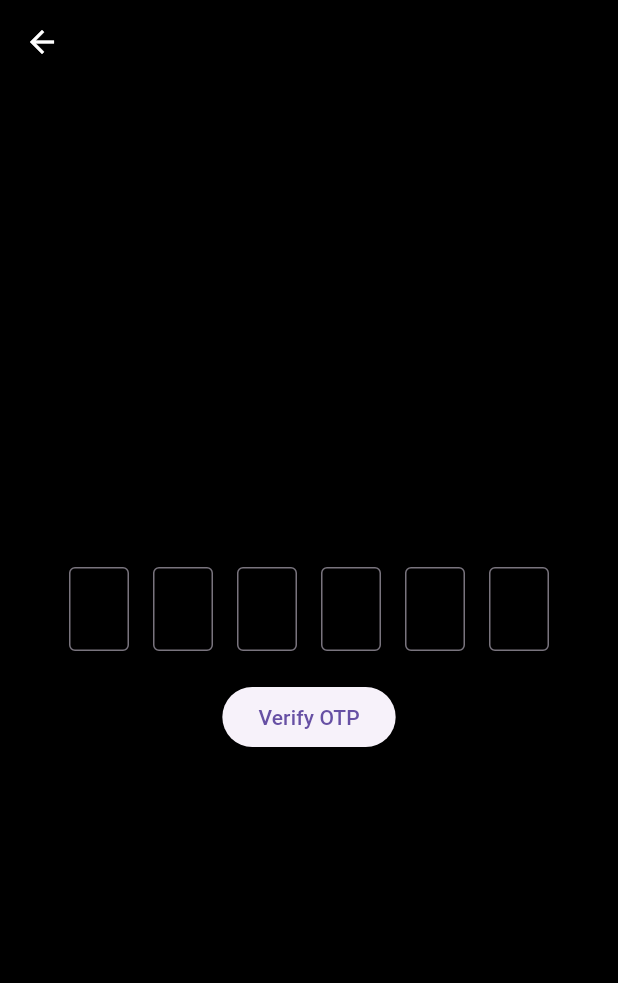
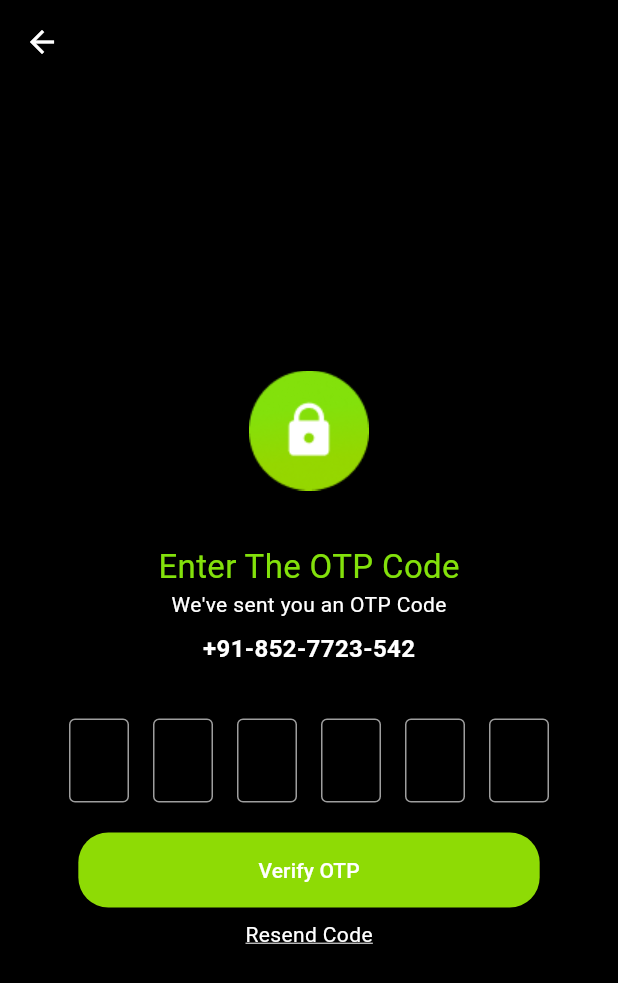
Before and after one commit to yashkhandelwal10/laagat, a Flutter app: the screen it shows after launch, after a tap on the "access alarm" icon, on a phone screen of 412 x 824 dp. Shown: the top 983 px of the screen. Run offline on Flutter 3.47's test engine with Material 3 defaults, Android fonts, the light colour scheme and no system bars; our stand-ins replace cloud_firestore, firebase_auth, firebase_core, permission_handler; missing offline and left inert: flutter_sms_inbox; accounts and stored records are empty.

Commit message:
OTP design implemented

```diff
--- a/lib/main.dart
+++ b/lib/main.dart
@@ -334,6 +334,7 @@ class _OTPScreenState extends State<OTPScreen> {
     return Container(
       padding: EdgeInsets.symmetric(horizontal: 15.0),
       decoration: BoxDecoration(
+
         // border: Border.all(color: Color(0XFF8EDB05)),
         border: Border.all(color: Colors.grey.shade600),
         borderRadius: BorderRadius.circular(10.0),
@@ -349,9 +350,12 @@ class _OTPScreenState extends State<OTPScreen> {
           SizedBox(width: 10),
           Expanded(
             child: TextField(
+              style: TextStyle(color: Colors.white),
+              cursorColor: Colors.white,
               controller: controller,
               keyboardType: keyboardType,
               decoration: InputDecoration(
+
                 hintText: hintText,
                 // hintStyle: TextStyle(color: Color(0XFF8EDB05)),
                 hintStyle: TextStyle(color: Colors.grey.shade600, fontSize: 17),
--- a/lib/otp/otp_page.dart
+++ b/lib/otp/otp_page.dart
@@ -189,7 +189,15 @@ class _OTPVerificationScreenState extends State<OTPVerificationScreen> {
           child: Column(
             mainAxisAlignment: MainAxisAlignment.center,
             children: [
-
+              Image.asset('assets/images/Icon.png'),
+              Padding(
+                padding: const EdgeInsets.only(top: 35.0),
+                child: Text("Enter The OTP Code",style: TextStyle(color: Color(0xFF83E10B),fontSize: 22),),
+              ),
+              Text("We've sent you an OTP Code",style: TextStyle(color:Colors.white,fontSize: 14),),
+              SizedBox(height: 8,),
+              Text("+91-852-7723-542",style: TextStyle(color:Colors.white,fontSize: 16,fontWeight: FontWeight.bold),),
+              SizedBox(height: 35,),
               Row(
                 mainAxisAlignment: MainAxisAlignment.center,
                 children: [
@@ -199,13 +207,27 @@ class _OTPVerificationScreenState extends State<OTPVerificationScreen> {
                       child: SizedBox(
                         width: 40,
                         child: TextField(
+                          style: TextStyle(color: Colors.white),
+                          cursorColor:Color(0xff83E10B),
                           controller: _otpControllers[i],
                           keyboardType: TextInputType.number,
                           maxLength: 1,
                           textAlign: TextAlign.center,
                           decoration: InputDecoration(
+
+                          enabledBorder: const OutlineInputBorder(
+      borderSide: const BorderSide(color:Colors.grey, width: 1.0),
+    ),
+    border: const OutlineInputBorder(),
+    labelStyle: new TextStyle(color: Colors.green),
+    focusedBorder: OutlineInputBorder(
+        // borderRadius: BorderRadius.circular(25.0),
+        borderSide:  BorderSide(color:Color(0xff83E10B),width: 2),
+      ),
+
+
                             counterText: '',
-                            border: OutlineInputBorder(),
+                            // border: OutlineInputBorder(),
                           ),
                           focusNode: _focusNodes[i],
                         ),
@@ -215,11 +237,24 @@ class _OTPVerificationScreenState extends State<OTPVerificationScreen> {
               ),
               SizedBox(height: 20),
               ElevatedButton(
+                 style: ElevatedButton.styleFrom(
+              foregroundColor: Colors.white,
+              backgroundColor: Color(0XFF8EDB05), // Text color
+              padding: EdgeInsets.symmetric(
+                  vertical: 15.0, horizontal: 120), // Button padding
+              shape: RoundedRectangleBorder(
+                borderRadius:
+                    BorderRadius.circular(20.0), // Button border radius
+              ),
+              elevation: 5, // Button elevation
+                          ),
                 onPressed: _isLoading ? null : verifyOTPAndNavigate,
                 child: _isLoading
                     ? CircularProgressIndicator()
                     : Text('Verify OTP'),
               ),
+              SizedBox(height: 8,),
+              Text("Resend Code",style: TextStyle(color: Colors.white,fontSize: 14, decoration: TextDecoration.underline,decorationColor: Colors.white),)
             ],
           ),
         ),
```
